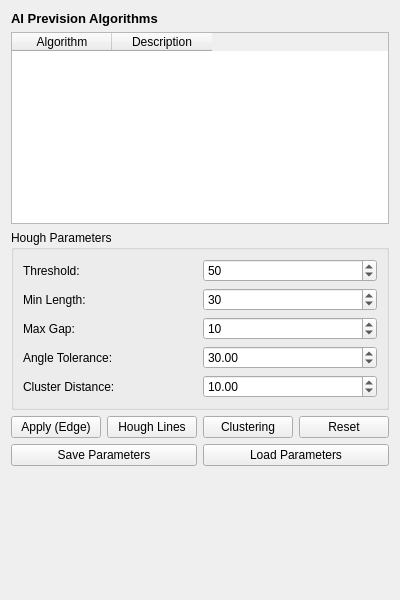
Before: the Qt Designer form ui/AIPrevisionWidget.ui in kuks2309/Fito_Prevision, drawn with Qt 5.
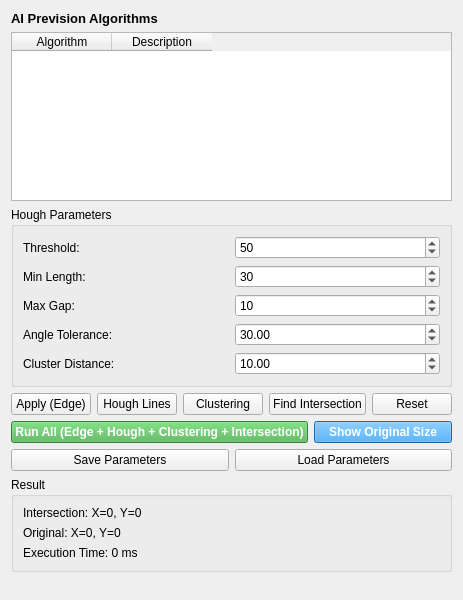
After: the same form once the commit is applied.

Commit message: Add Run All, Find Intersection, Show Original Size buttons to AI Prevision

Diff of the .ui file:
```diff
--- a/ui/AIPrevisionWidget.ui
+++ b/ui/AIPrevisionWidget.ui
@@ -180,6 +180,13 @@
        </property>
       </widget>
      </item>
+     <item>
+      <widget class="QPushButton" name="btnFindIntersection">
+       <property name="text">
+        <string>Find Intersection</string>
+       </property>
+      </widget>
+     </item>
      <item>
       <widget class="QPushButton" name="btnReset">
        <property name="text">
@@ -189,6 +196,30 @@
      </item>
     </layout>
    </item>
+   <item>
+    <layout class="QHBoxLayout" name="horizontalLayoutRunAll">
+     <item>
+      <widget class="QPushButton" name="btnRunAll">
+       <property name="text">
+        <string>Run All (Edge + Hough + Clustering + Intersection)</string>
+       </property>
+       <property name="styleSheet">
+        <string>background-color: #4CAF50; color: white; font-weight: bold;</string>
+       </property>
+      </widget>
+     </item>
+     <item>
+      <widget class="QPushButton" name="btnShowOriginalSize">
+       <property name="text">
+        <string>Show Original Size</string>
+       </property>
+       <property name="styleSheet">
+        <string>background-color: #2196F3; color: white; font-weight: bold;</string>
+       </property>
+      </widget>
+     </item>
+    </layout>
+   </item>
    <item>
     <layout class="QHBoxLayout" name="horizontalLayoutSaveLoad">
      <item>
@@ -207,6 +238,36 @@
      </item>
     </layout>
    </item>
+   <item>
+    <widget class="QGroupBox" name="groupResult">
+     <property name="title">
+      <string>Result</string>
+     </property>
+     <layout class="QVBoxLayout" name="verticalLayoutResult">
+      <item>
+       <widget class="QLabel" name="labelResult">
+        <property name="text">
+         <string>Intersection: X=0, Y=0</string>
+        </property>
+       </widget>
+      </item>
+      <item>
+       <widget class="QLabel" name="labelOriginalCoord">
+        <property name="text">
+         <string>Original: X=0, Y=0</string>
+        </property>
+       </widget>
+      </item>
+      <item>
+       <widget class="QLabel" name="labelExecutionTime">
+        <property name="text">
+         <string>Execution Time: 0 ms</string>
+        </property>
+       </widget>
+      </item>
+     </layout>
+    </widget>
+   </item>
    <item>
     <spacer name="verticalSpacer">
      <property name="orientation">
```
The commit also changes 11 other files.
